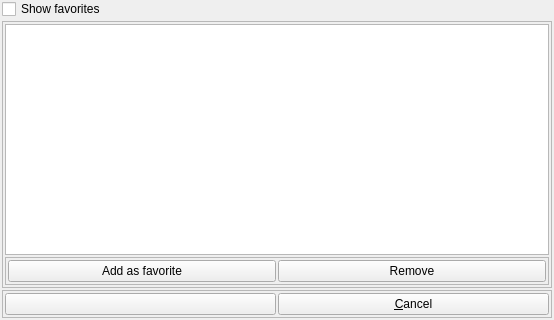
isis-group/vast, file forms/fileOpenWidget.ui: the form before one commit; both pictures show x 0 to 554 and y 181 to 501 of the 554 by 501 pixel window.
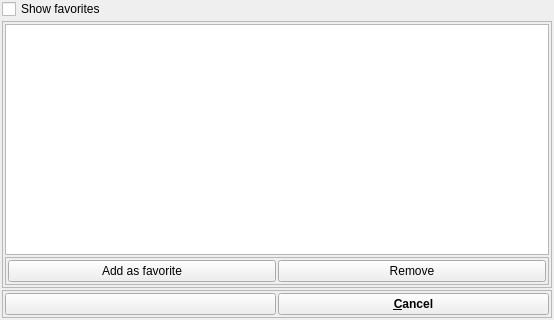
The form after the commit.

Patch:
```diff
--- a/forms/fileOpenWidget.ui
+++ b/forms/fileOpenWidget.ui
@@ -479,6 +479,12 @@
           <verstretch>0</verstretch>
          </sizepolicy>
         </property>
+        <property name="font">
+         <font>
+          <weight>75</weight>
+          <bold>true</bold>
+         </font>
+        </property>
         <property name="text">
          <string>&amp;Cancel</string>
         </property>
```
Left out of the diff: 6 changed lines with no effect on the pictures.
